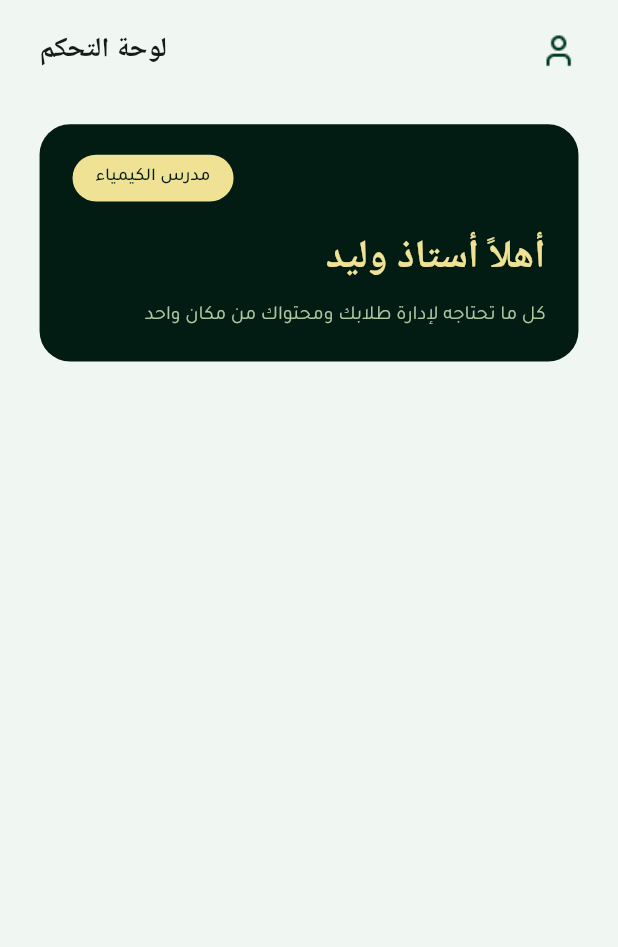
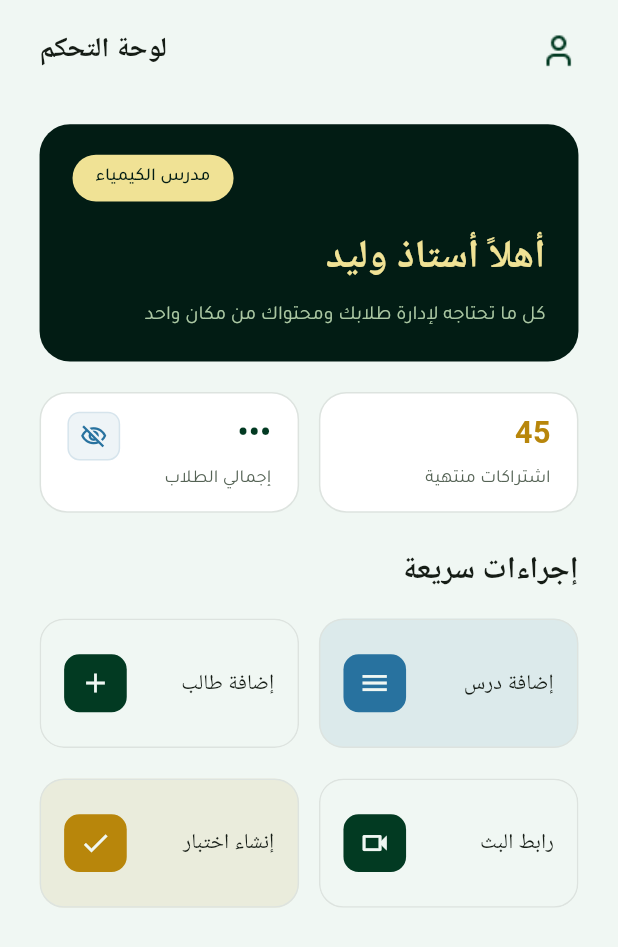
Before and after one commit to Eyadwaleed0005/Al_waleed_admin_app, a Flutter app: the screen it shows after launch, on a phone screen of 412 x 824 dp. Shown: the top 947 px of the screen. Run offline on Flutter 3.47's test engine with Material 3 defaults, Android fonts, the phone set to English and light mode, and no system bars; our stand-ins replace flutter_animate, flutter_bloc, flutter_screenutil; Roboto replaces fonts that are missing (Kufam).

Commit message:
Implement the home screen UI in the dashboard feature

```diff
--- a/lib/core/style/textstyles.dart
+++ b/lib/core/style/textstyles.dart
@@ -3,11 +3,9 @@ import 'package:alwaleed_admain/core/style/fontweighthelper.dart';
 import 'package:flutter/material.dart';
 import 'package:flutter_screenutil/flutter_screenutil.dart';
 
-
 class Textstyles {
   static const String tajawal = 'Tajawal';
   static const String kufam = 'Kufam';
-
 
   static TextStyle font20HighlightSemiBoldKufam() {
     return TextStyle(
@@ -17,6 +15,7 @@ class Textstyles {
       color: ColorPalette.highlight,
     );
   }
+
   static TextStyle font14AccentRegularTajawal() {
     return TextStyle(
       fontSize: 14.sp,
@@ -43,6 +42,7 @@ class Textstyles {
       color: ColorPalette.deepSurface,
     );
   }
+
   static TextStyle font26HighlightBoldKufam() {
     return TextStyle(
       fontSize: 26.sp,
@@ -51,7 +51,8 @@ class Textstyles {
       color: ColorPalette.highlight,
     );
   }
-   static TextStyle font13AccentRegularTajawal() {
+
+  static TextStyle font13AccentRegularTajawal() {
     return TextStyle(
       fontSize: 13.sp,
       fontWeight: FontWeightHelper.regular,
@@ -59,4 +60,40 @@ class Textstyles {
       color: ColorPalette.accent,
     );
   }
+
+   static TextStyle font20PrimarySemiBoldKufam() {
+    return TextStyle(
+      fontSize: 20.sp,
+      fontWeight: FontWeightHelper.semiBold,
+      fontFamily: kufam,
+      color: ColorPalette.primary,
+    );
+  }
+
+   static TextStyle font12TextSecondaryRegularTajawal() {
+    return TextStyle(
+      fontSize: 12.sp,
+      fontWeight: FontWeightHelper.regular,
+      fontFamily: tajawal,
+      color: ColorPalette.textSecondary,
+    );
+  }
+
+  static TextStyle font20TextSecondaryRegularKufam() {
+    return TextStyle(
+      fontSize: 20.sp,
+      fontWeight: FontWeightHelper.semiBold,
+      fontFamily: kufam,
+      color: ColorPalette.textPrimary,
+    );
+  }
+
+   static TextStyle font14TextPrimaryMediumKufam() {
+    return TextStyle(
+      fontSize: 14.sp,
+      fontWeight: FontWeightHelper.medium,
+      fontFamily: kufam,
+      color: ColorPalette.textPrimary,
+    );
+  }
 }
--- a/lib/features/dashboard/presentation/screens/home_screen.dart
+++ b/lib/features/dashboard/presentation/screens/home_screen.dart
@@ -3,6 +3,8 @@ import 'package:alwaleed_admain/core/helper/app_system_ui.dart';
 import 'package:alwaleed_admain/core/helper/spacer.dart';
 import 'package:alwaleed_admain/core/style/app_color.dart';
 import 'package:alwaleed_admain/core/widgets/custom_header_bar.dart';
+import 'package:alwaleed_admain/features/dashboard/presentation/widgets/quick_actions_section.dart';
+import 'package:alwaleed_admain/features/dashboard/presentation/widgets/students_overview_cards.dart';
 import 'package:alwaleed_admain/features/dashboard/presentation/widgets/welcome_card.dart';
 import 'package:flutter/material.dart';
 import 'package:flutter/services.dart';
@@ -28,6 +30,18 @@ class HomeScreen extends StatelessWidget {
                 ),
                 verticalSpace(35),
                 const WelcomeCard(),
+                verticalSpace(20),
+                const StudentsOverviewCards(
+                  totalStudents: 250,
+                  expiredSubscriptions: 45,
+                ),
+                verticalSpace(24),
+                QuickActionsSection(
+                  onStudentsTap: () {},
+                  onContentTap: () {},
+                  onExamsTap: () {},
+                  onResultsTap: () {},
+                ),
               ],
             ),
           ),
--- /dev/null
+++ b/lib/features/dashboard/presentation/widgets/quick_action_card.dart
@@ -0,0 +1,77 @@
+import 'package:alwaleed_admain/core/helper/spacer.dart';
+import 'package:alwaleed_admain/core/style/app_color.dart';
+import 'package:alwaleed_admain/core/style/textstyles.dart';
+import 'package:flutter/material.dart';
+import 'package:flutter_screenutil/flutter_screenutil.dart';
+
+class QuickActionCard extends StatelessWidget {
+  const QuickActionCard({
+    super.key,
+    required this.title,
+    required this.icon,
+    required this.backgroundColor,
+    required this.iconBackgroundColor,
+    required this.onTap,
+  });
+
+  final String title;
+  final IconData icon;
+  final Color backgroundColor;
+  final Color iconBackgroundColor;
+  final VoidCallback onTap;
+
+  @override
+  Widget build(BuildContext context) {
+    return Material(
+      color: backgroundColor.withValues(alpha: 0.10),
+      borderRadius: BorderRadius.circular(16.r),
+      clipBehavior: Clip.antiAlias,
+      child: InkWell(
+        onTap: onTap,
+        borderRadius: BorderRadius.circular(16.r),
+        child: Container(
+          width: double.infinity,
+          height: 85.h,
+          padding: EdgeInsets.symmetric(horizontal: 14.w, vertical: 12.h),
+          decoration: BoxDecoration(
+            borderRadius: BorderRadius.circular(16.r),
+            border: Border.all(color: ColorPalette.border),
+          ),
+          child: Row(
+            textDirection: TextDirection.rtl,
+            crossAxisAlignment: CrossAxisAlignment.center,
+            children: [
+              Expanded(
+                child: Align(
+                  alignment: Alignment.centerRight,
+                  child: FittedBox(
+                    fit: BoxFit.scaleDown,
+                    alignment: Alignment.centerRight,
+                    child: Text(
+                      title,
+                      maxLines: 1,
+                      softWrap: false,
+                      textAlign: TextAlign.right,
+                      style: Textstyles.font14TextPrimaryMediumKufam(),
+                    ),
+                  ),
+                ),
+              ),
+              horizontalSpace(10),
+              Container(
+                width: 38.w,
+                height: 38.h,
+                alignment: Alignment.center,
+                decoration: BoxDecoration(
+                  color: iconBackgroundColor,
+                  borderRadius: BorderRadius.circular(10.r),
+                ),
+                child: Icon(icon, color: ColorPalette.background, size: 21.sp),
+              ),
+            ],
+          ),
+        ),
+      ),
+    );
+  }
+}
--- /dev/null
+++ b/lib/features/dashboard/presentation/widgets/quick_actions_section.dart
@@ -0,0 +1,86 @@
+import 'package:alwaleed_admain/core/helper/spacer.dart';
+import 'package:alwaleed_admain/core/style/app_color.dart';
+import 'package:alwaleed_admain/core/style/textstyles.dart';
+import 'package:alwaleed_admain/features/dashboard/presentation/widgets/quick_action_card.dart';
+import 'package:flutter/material.dart';
+
+class QuickActionsSection extends StatelessWidget {
+  const QuickActionsSection({
+    super.key,
+    required this.onStudentsTap,
+    required this.onContentTap,
+    required this.onExamsTap,
+    required this.onResultsTap,
+  });
+
+  final VoidCallback onStudentsTap;
+  final VoidCallback onContentTap;
+  final VoidCallback onExamsTap;
+  final VoidCallback onResultsTap;
+
+  @override
+  Widget build(BuildContext context) {
+    return Column(
+      children: [
+        Align(
+          alignment: Alignment.centerRight,
+          child: Text(
+            'إجراءات سريعة',
+            textAlign: TextAlign.right,
+            style: Textstyles.font20TextSecondaryRegularKufam(),
+          ),
+        ),
+        verticalSpace(16),
+        Row(
+          textDirection: TextDirection.rtl,
+          children: [
+            Expanded(
+              child: QuickActionCard(
+                title: 'إضافة درس',
+                icon: Icons.menu,
+                backgroundColor: ColorPalette.secondary,
+                iconBackgroundColor: ColorPalette.secondary,
+                onTap: onStudentsTap,
+              ),
+            ),
+            horizontalSpace(12),
+            Expanded(
+              child: QuickActionCard(
+                title: 'إضافة طالب',
+                icon: Icons.add,
+                backgroundColor: ColorPalette.background,
+                iconBackgroundColor: ColorPalette.primary,
+                onTap: onContentTap,
+              ),
+            ),
+          ],
+        ),
+        verticalSpace(20),
+        Row(
+          textDirection: TextDirection.rtl,
+          children: [
+            Expanded(
+              child: QuickActionCard(
+                title: 'رابط البث',
+                icon: Icons.videocam_outlined,
+                backgroundColor: ColorPalette.background,
+                iconBackgroundColor: ColorPalette.primary,
+                onTap: onExamsTap,
+              ),
+            ),
+            horizontalSpace(12),
+            Expanded(
+              child: QuickActionCard(
+                title: 'إنشاء اختبار',
+               icon: Icons.done,
+                backgroundColor: ColorPalette.warning,
+                iconBackgroundColor: ColorPalette.warning,
+                onTap: onResultsTap,
+              ),
+            ),
+          ],
+        ),
+      ],
+    );
+  }
+}
--- /dev/null
+++ b/lib/features/dashboard/presentation/widgets/students_data_card.dart
@@ -0,0 +1,121 @@
+import 'package:alwaleed_admain/core/helper/spacer.dart';
+import 'package:alwaleed_admain/core/style/app_color.dart';
+import 'package:alwaleed_admain/core/style/textstyles.dart';
+import 'package:flutter/material.dart';
+import 'package:flutter_screenutil/flutter_screenutil.dart';
+
+class StudentsDataCard extends StatefulWidget {
+  const StudentsDataCard({
+    super.key,
+    required this.studentsCount,
+    required this.title,
+    required this.numberColor,
+    this.enableCountVisibility = true,
+  });
+
+  final int studentsCount;
+  final String title;
+  final Color numberColor;
+  final bool enableCountVisibility;
+
+  @override
+  State<StudentsDataCard> createState() => _StudentsDataCardState();
+}
+
+class _StudentsDataCardState extends State<StudentsDataCard> {
+  late bool _isCountVisible;
+
+  @override
+  void initState() {
+    super.initState();
+    _isCountVisible = !widget.enableCountVisibility;
+  }
+
+  void _toggleCountVisibility() {
+    setState(() {
+      _isCountVisible = !_isCountVisible;
+    });
+  }
+
+  @override
+  Widget build(BuildContext context) {
+    final Color eyeColor = ColorPalette.secondary;
+
+    return Directionality(
+      textDirection: TextDirection.rtl,
+      child: Container(
+        width: double.infinity,
+        padding: EdgeInsets.symmetric(horizontal: 16.w, vertical: 12.h),
+        decoration: BoxDecoration(
+          color: ColorPalette.cardBackground,
+          borderRadius: BorderRadius.circular(18.r),
+          border: Border.all(color: ColorPalette.border),
+        ),
+        child: Row(
+          crossAxisAlignment: CrossAxisAlignment.start,
+          children: [
+            Expanded(
+              child: Column(
+                crossAxisAlignment: CrossAxisAlignment.start,
+                children: [
+                  AnimatedSwitcher(
+                    duration: const Duration(milliseconds: 200),
+                    transitionBuilder: (child, animation) {
+                      return FadeTransition(opacity: animation, child: child);
+                    },
+                    child: Text(
+                      _isCountVisible ? widget.studentsCount.toString() : '•••',
+                      key: ValueKey(_isCountVisible),
+                      textDirection: TextDirection.ltr,
+                      style: Textstyles.font20PrimarySemiBoldKufam().copyWith(
+                        color: widget.numberColor,
+                      ),
+                    ),
+                  ),
+                  verticalSpace(8),
+                  SizedBox(
+                    width: double.infinity,
+                    child: FittedBox(
+                      fit: BoxFit.scaleDown,
+                      alignment: Alignment.centerRight,
+                      child: Text(
+                        widget.title,
+                        maxLines: 1,
+                        softWrap: false,
+                        textAlign: TextAlign.right,
+                        style: Textstyles.font12TextSecondaryRegularTajawal(),
+                      ),
+                    ),
+                  ),
+                ],
+              ),
+            ),
+            if (widget.enableCountVisibility) ...[
+              horizontalSpace(8),
+              GestureDetector(
+                onTap: _toggleCountVisibility,
+                child: Container(
+                  width: 32.w,
+                  height: 32.h,
+                  alignment: Alignment.center,
+                  decoration: BoxDecoration(
+                    color: eyeColor.withValues(alpha: 0.08),
+                    borderRadius: BorderRadius.circular(8.r),
+                    border: Border.all(color: eyeColor.withValues(alpha: 0.12)),
+                  ),
+                  child: Icon(
+                    _isCountVisible
+                        ? Icons.visibility_outlined
+                        : Icons.visibility_off_outlined,
+                    color: eyeColor,
+                    size: 18.sp,
+                  ),
+                ),
+              ),
+            ],
+          ],
+        ),
+      ),
+    );
+  }
+}
--- /dev/null
+++ b/lib/features/dashboard/presentation/widgets/students_overview_cards.dart
@@ -0,0 +1,43 @@
+import 'package:alwaleed_admain/core/helper/spacer.dart';
+import 'package:alwaleed_admain/core/style/app_color.dart';
+import 'package:alwaleed_admain/features/dashboard/presentation/widgets/students_data_card.dart';
+import 'package:flutter/material.dart';
+
+class StudentsOverviewCards extends StatelessWidget {
+  const StudentsOverviewCards({
+    super.key,
+    required this.totalStudents,
+    required this.expiredSubscriptions,
+  });
+
+  final int totalStudents;
+  final int expiredSubscriptions;
+
+  @override
+  Widget build(BuildContext context) {
+    return IntrinsicHeight(
+      child: Row(
+        crossAxisAlignment: CrossAxisAlignment.stretch,
+        children: [
+          Expanded(
+            child: StudentsDataCard(
+              studentsCount: totalStudents,
+              title: 'إجمالي الطلاب',
+              enableCountVisibility: true,
+              numberColor: ColorPalette.primary,
+            ),
+          ),
+          horizontalSpace(12),
+          Expanded(
+            child: StudentsDataCard(
+              studentsCount: expiredSubscriptions,
+              title: 'اشتراكات منتهية',
+              enableCountVisibility: false,
+              numberColor: ColorPalette.warning,
+            ),
+          ),
+        ],
+      ),
+    );
+  }
+}
--- a/lib/main.dart
+++ b/lib/main.dart
@@ -23,7 +23,7 @@ class MyApp extends StatelessWidget {
           title: 'الوليد',
           debugShowCheckedModeBanner: false,
           theme: ThemeData(fontFamily: 'Tajawal'),
-          initialRoute: RouteNames.splashScreen,
+          initialRoute: RouteNames.homeScreen,
           onGenerateRoute: AppRoutes.generateRoute,
         );
       },
```
